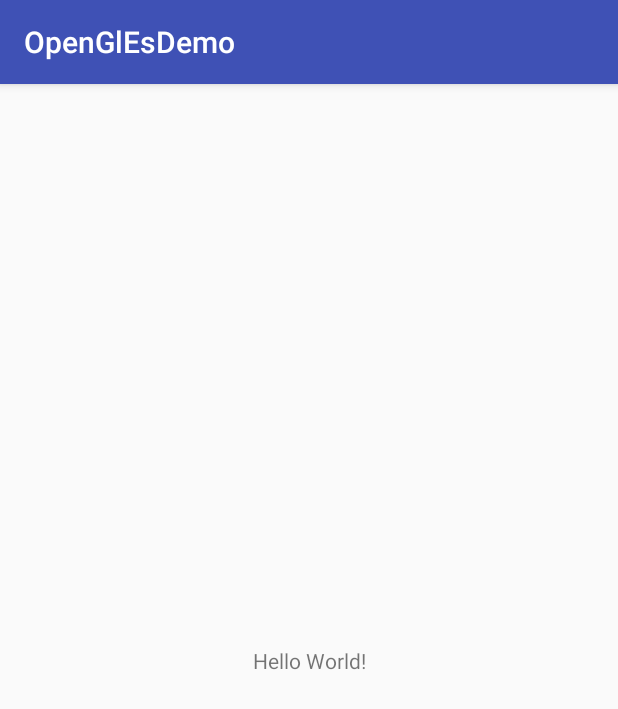
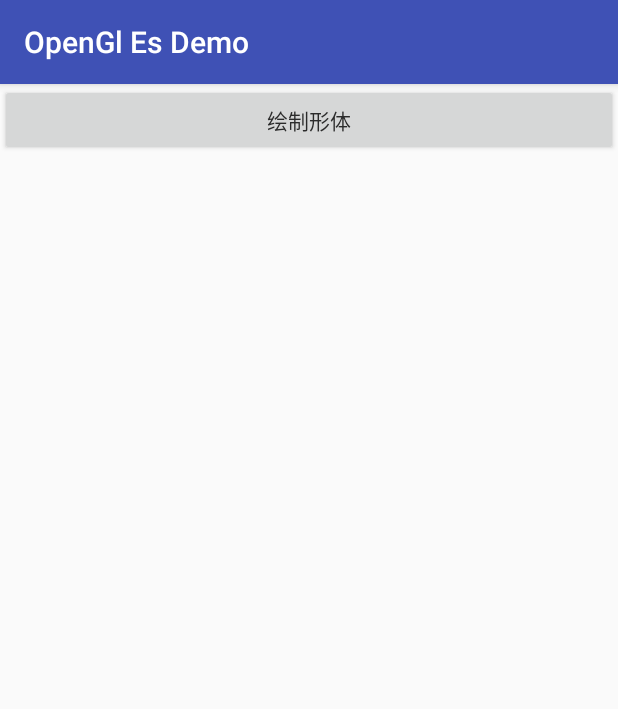
Before and after one commit to Yobin123/OpenGlesDemo, an Android app: the screen it shows after launch (MainActivity), on a phone screen of 412 x 824 dp. Shown: the top 709 px of the screen. Run offline under Robolectric (Android 15) with nearby library versions, the phone set to English and light mode, and no system bars.

Commit message:
创建一个初步框架

```diff
--- a/app/build.gradle
+++ b/app/build.gradle
@@ -25,4 +25,5 @@ dependencies {
     testImplementation 'junit:junit:4.12'
     androidTestImplementation 'com.android.support.test:runner:1.0.2'
     androidTestImplementation 'com.android.support.test.espresso:espresso-core:3.0.2'
+    implementation 'com.android.support:recyclerview-v7:26.1.0'
 }
--- a/app/src/main/AndroidManifest.xml
+++ b/app/src/main/AndroidManifest.xml
@@ -1,6 +1,14 @@
 <?xml version="1.0" encoding="utf-8"?>
 <manifest xmlns:android="http://schemas.android.com/apk/res/android"
     package="yobin_he.com.openglesdemo">
+
+    <uses-feature android:glEsVersion="0x00020000" android:required="true"/>
+
+    <uses-permission android:name="android.permission.INTERNET" />
+    <uses-permission android:name="android.permission.CAMERA" />
+    <uses-permission android:name="android.permission.MOUNT_UNMOUNT_FILESYSTEMS"/>
+    <uses-permission android:name="android.permission.WRITE_EXTERNAL_STORAGE" />
+    <uses-permission android:name="android.permission.READ_EXTERNAL_STORAGE" />
 
     <application
         android:allowBackup="true"
@@ -16,6 +24,7 @@
                 <category android:name="android.intent.category.LAUNCHER" />
             </intent-filter>
         </activity>
+        <activity android:name=".render.FGLViewActivity"></activity>
     </application>
 
 </manifest>
--- /dev/null
+++ b/app/src/main/java/yobin_he/com/openglesdemo/BaseActivity.java
@@ -0,0 +1,30 @@
+package yobin_he.com.openglesdemo;
+
+import android.os.Bundle;
+import android.os.PersistableBundle;
+import android.support.annotation.Nullable;
+import android.support.v7.app.AppCompatActivity;
+import android.view.View;
+
+/**
+ * @author : yobin_he
+ * @package: yobin_he.com.openglesdemo
+ * @fileName: BaseActivity
+ * @Date : 2018/12/26  17:31
+ * @describe : TODO
+ * @org scimall
+ * @email he.yibin@scimall.org.cn
+ */
+
+public class BaseActivity extends AppCompatActivity implements View.OnClickListener {
+    @Override
+    protected void onCreate(@Nullable Bundle savedInstanceState) {
+        super.onCreate(savedInstanceState);
+        setTitle("OpenGl Es Demo");
+    }
+
+    @Override
+    public void onClick(View v) {
+
+    }
+}
--- a/app/src/main/java/yobin_he/com/openglesdemo/MainActivity.java
+++ b/app/src/main/java/yobin_he/com/openglesdemo/MainActivity.java
@@ -1,13 +1,96 @@
 package yobin_he.com.openglesdemo;
 
+import android.content.Context;
+import android.content.Intent;
 import android.support.v7.app.AppCompatActivity;
 import android.os.Bundle;
+import android.support.v7.widget.LinearLayoutManager;
+import android.support.v7.widget.RecyclerView;
+import android.view.Menu;
+import android.view.View;
+import android.view.ViewGroup;
+import android.widget.Button;
 
-public class MainActivity extends AppCompatActivity {
+import java.util.ArrayList;
+
+import yobin_he.com.openglesdemo.render.FGLViewActivity;
+
+public class MainActivity extends BaseActivity{
+    private RecyclerView mList;
+    private ArrayList<MenuBean> data;
+    private Context mContext;
 
     @Override
     protected void onCreate(Bundle savedInstanceState) {
         super.onCreate(savedInstanceState);
         setContentView(R.layout.activity_main);
+        mContext = this;
+        mList = findViewById(R.id.mList);
+        mList.setLayoutManager(new LinearLayoutManager(mContext,LinearLayoutManager.VERTICAL,false));
+        if(data == null){
+            data = new ArrayList<>();
+        }
+        add("绘制形体", FGLViewActivity.class);
+        mList.setAdapter(new MenuAdapter());
     }
+
+
+    @Override
+    public void onClick(View v) {
+        super.onClick(v);
+        int position = (int) v.getTag();
+        MenuBean bean = data.get(position);
+        startActivity(new Intent(mContext,bean.getClass()));
+
+    }
+
+    private class MenuBean{
+        String name;
+        Class<?> clazz;
+    }
+
+    private void  add(String name,Class<?> clazz){
+        MenuBean bean = new MenuBean();
+        bean.name = name;
+        bean.clazz = clazz;
+        data.add(bean);
+    }
+
+    private class MenuAdapter extends RecyclerView.Adapter<MenuAdapter.MenuHolder>{
+
+
+        @Override
+        public MenuHolder onCreateViewHolder(ViewGroup parent, int viewType) {
+            return new MenuHolder(getLayoutInflater().inflate(R.layout.item_button,parent,false));
+        }
+
+        @Override
+        public void onBindViewHolder(MenuHolder holder, int position) {
+            holder.setPosition(position);
+        }
+
+        @Override
+        public int getItemCount() {
+            return data.size();
+        }
+
+        class MenuHolder extends RecyclerView.ViewHolder{
+
+            private Button mBtn;
+
+            MenuHolder(View itemView) {
+                super(itemView);
+                mBtn= (Button)itemView.findViewById(R.id.mBtn);
+                mBtn.setOnClickListener(MainActivity.this);
+            }
+
+            public void setPosition(int position){
+                MenuBean bean=data.get(position);
+                mBtn.setText(bean.name);
+                mBtn.setTag(position);
+            }
+        }
+
+    }
+
 }
--- /dev/null
+++ b/app/src/main/java/yobin_he/com/openglesdemo/render/FGLRender.java
@@ -0,0 +1,19 @@
+package yobin_he.com.openglesdemo.render;
+
+import android.graphics.Canvas;
+import android.graphics.Paint;
+import android.graphics.drawable.shapes.Shape;
+
+/**
+ * @author : yobin_he
+ * @package: yobin_he.com.openglesdemo.render
+ * @fileName: FGLRender
+ * @Date : 2018/12/26  17:57
+ * @describe : TODO
+ * @org scimall
+ * @email he.yibin@scimall.org.cn
+ */
+
+public class FGLRender  {
+
+}
--- /dev/null
+++ b/app/src/main/java/yobin_he/com/openglesdemo/render/FGLView.java
@@ -0,0 +1,26 @@
+package yobin_he.com.openglesdemo.render;
+
+import android.content.Context;
+import android.opengl.GLSurfaceView;
+import android.util.AttributeSet;
+
+/**
+ * @author : yobin_he
+ * @package: yobin_he.com.openglesdemo.render
+ * @fileName: FGLView
+ * @Date : 2018/12/26  17:56
+ * @describe : TODO
+ * @org scimall
+ * @email he.yibin@scimall.org.cn
+ */
+
+public class FGLView extends GLSurfaceView{
+
+    public FGLView(Context context) {
+        this(context,null);
+    }
+
+    public FGLView(Context context, AttributeSet attrs) {
+        super(context, attrs);
+    }
+}
--- /dev/null
+++ b/app/src/main/java/yobin_he/com/openglesdemo/render/FGLViewActivity.java
@@ -0,0 +1,18 @@
+package yobin_he.com.openglesdemo.render;
+
+import android.support.v7.app.AppCompatActivity;
+import android.os.Bundle;
+import android.widget.Button;
+
+import yobin_he.com.openglesdemo.R;
+
+public class FGLViewActivity extends AppCompatActivity {
+    private static  final  int REQ_CHOOSE = 0x001;
+    private Button mChange;
+
+    @Override
+    protected void onCreate(Bundle savedInstanceState) {
+        super.onCreate(savedInstanceState);
+        setContentView(R.layout.activity_fglview);
+    }
+}
--- /dev/null
+++ b/app/src/main/java/yobin_he/com/openglesdemo/render/Shape.java
@@ -0,0 +1,31 @@
+package yobin_he.com.openglesdemo.render;
+
+import android.opengl.GLES20;
+import android.opengl.GLSurfaceView;
+import android.view.View;
+
+/**
+ * @author : yobin_he
+ * @package: yobin_he.com.openglesdemo.render
+ * @fileName: Shape
+ * @Date : 2018/12/26  17:58
+ * @describe : TODO
+ * @org scimall
+ * @email he.yibin@scimall.org.cn
+ */
+
+public abstract class Shape implements GLSurfaceView.Renderer {
+    protected View mView;
+    public Shape(View view) {
+        this.mView = view;
+    }
+
+    public int loadShader(int type ,String shaderCode){
+        //根据type创建顶点着色器或者片元着色器
+        int shader  = GLES20.glCreateShader(type);
+        //将资源加入到着色器中，并编译
+        GLES20.glShaderSource(shader,shaderCode);
+        GLES20.glCompileShader(shader);
+        return  shader;
+    }
+}
--- /dev/null
+++ b/app/src/main/res/layout/activity_fglview.xml
@@ -0,0 +1,9 @@
+<?xml version="1.0" encoding="utf-8"?>
+<android.support.constraint.ConstraintLayout xmlns:android="http://schemas.android.com/apk/res/android"
+    xmlns:app="http://schemas.android.com/apk/res-auto"
+    xmlns:tools="http://schemas.android.com/tools"
+    android:layout_width="match_parent"
+    android:layout_height="match_parent"
+    tools:context="yobin_he.com.openglesdemo.render.FGLViewActivity">
+
+</android.support.constraint.ConstraintLayout>
--- a/app/src/main/res/layout/activity_main.xml
+++ b/app/src/main/res/layout/activity_main.xml
@@ -1,18 +1,65 @@
 <?xml version="1.0" encoding="utf-8"?>
-<android.support.constraint.ConstraintLayout xmlns:android="http://schemas.android.com/apk/res/android"
-    xmlns:app="http://schemas.android.com/apk/res-auto"
+<LinearLayout xmlns:android="http://schemas.android.com/apk/res/android"
     xmlns:tools="http://schemas.android.com/tools"
     android:layout_width="match_parent"
     android:layout_height="match_parent"
-    tools:context="yobin_he.com.openglesdemo.MainActivity">
-
-    <TextView
-        android:layout_width="wrap_content"
+    android:orientation="vertical">
+    <android.support.v7.widget.RecyclerView android:layout_width="match_parent"
+        android:layout_height="match_parent"
+        android:id="@+id/mList">
+    </android.support.v7.widget.RecyclerView>
+    <Button
+        android:layout_width="match_parent"
         android:layout_height="wrap_content"
-        android:text="Hello World!"
-        app:layout_constraintBottom_toBottomOf="parent"
-        app:layout_constraintLeft_toLeftOf="parent"
-        app:layout_constraintRight_toRightOf="parent"
-        app:layout_constraintTop_toTopOf="parent" />
-
-</android.support.constraint.ConstraintLayout>
+        android:text="@string/type_draw"
+        android:id="@+id/btDraw"
+        android:onClick="onClick" />
+    <Button
+        android:layout_width="match_parent"
+        android:layout_height="wrap_content"
+        android:text="@string/type_texture"
+        android:id="@+id/btTexture"
+        android:onClick="onClick" />
+    <Button
+        android:layout_width="match_parent"
+        android:layout_height="wrap_content"
+        android:text="@string/type_vary"
+        android:id="@+id/btVary"
+        android:onClick="onClick" />
+    <Button
+        android:layout_width="match_parent"
+        android:layout_height="wrap_content"
+        android:text="@string/type_camera"
+        android:id="@+id/btCamera"
+        android:onClick="onClick" />
+    <Button
+        android:layout_width="match_parent"
+        android:layout_height="wrap_content"
+        android:text="@string/type_animation"
+        android:id="@+id/btAni"
+        android:onClick="onClick" />
+    <Button
+        android:layout_width="match_parent"
+        android:layout_height="wrap_content"
+        android:text="@string/type_fbo"
+        android:id="@+id/btFbo"
+        android:onClick="onClick" />
+    <Button
+        android:layout_width="match_parent"
+        android:layout_height="wrap_content"
+        android:text="@string/type_egl"
+        android:id="@+id/btEgl"
+        android:onClick="onClick" />
+    <Button
+        android:layout_width="match_parent"
+        android:layout_height="wrap_content"
+        android:text="@string/type_obj"
+        android:id="@+id/btObj"
+        android:onClick="onClick" />
+    <Button
+        android:layout_width="match_parent"
+        android:layout_height="wrap_content"
+        android:text="@string/type_obj2"
+        android:id="@+id/btObj2"
+        android:onClick="onClick" />
+</LinearLayout>
--- /dev/null
+++ b/app/src/main/res/layout/item_button.xml
@@ -0,0 +1,10 @@
+<?xml version="1.0" encoding="utf-8"?>
+<RelativeLayout xmlns:android="http://schemas.android.com/apk/res/android"
+    android:layout_width="match_parent"
+    android:layout_height="wrap_content">
+    <Button android:layout_width="match_parent"
+        android:layout_height="wrap_content"
+        android:textSize="14sp"
+        android:textColor="#FF2B2B2B"
+        android:id="@+id/mBtn" />
+</RelativeLayout>
--- a/app/src/main/res/values/strings.xml
+++ b/app/src/main/res/values/strings.xml
@@ -1,3 +1,17 @@
 <resources>
     <string name="app_name">OpenGlEsDemo</string>
+    <string name="change">切换</string>
+
+    <string name="type_draw">绘制形体</string>
+    <string name="type_texture">图片处理</string>
+    <string name="type_vary">图形变换</string>
+    <string name="type_camera">相机</string>
+    <string name="type_animation">压缩纹理动画</string>
+    <string name="type_fbo">FBO使用</string>
+    <string name="type_egl">EGL后台处理图片</string>
+    <string name="type_obj">3D Obj模型</string>
+    <string name="type_obj2">Obj+mtl模型</string>
+
+    <string name="pic_easy">原图</string>
+    <string name="pic_half">全部处理</string>
 </resources>
```
